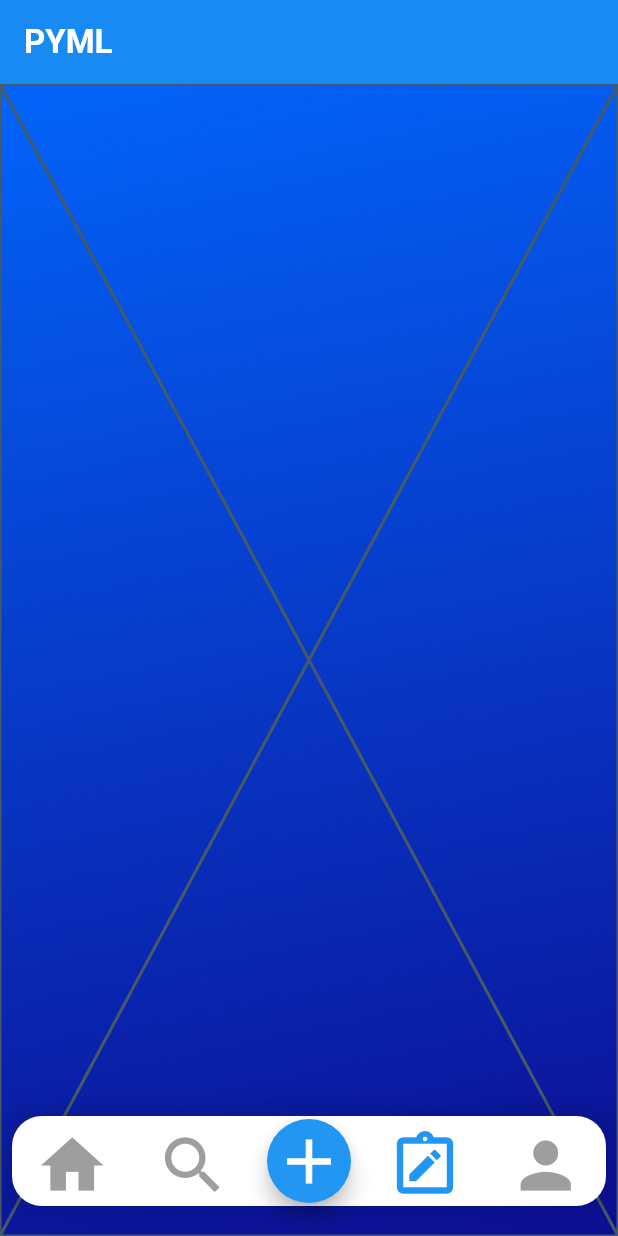
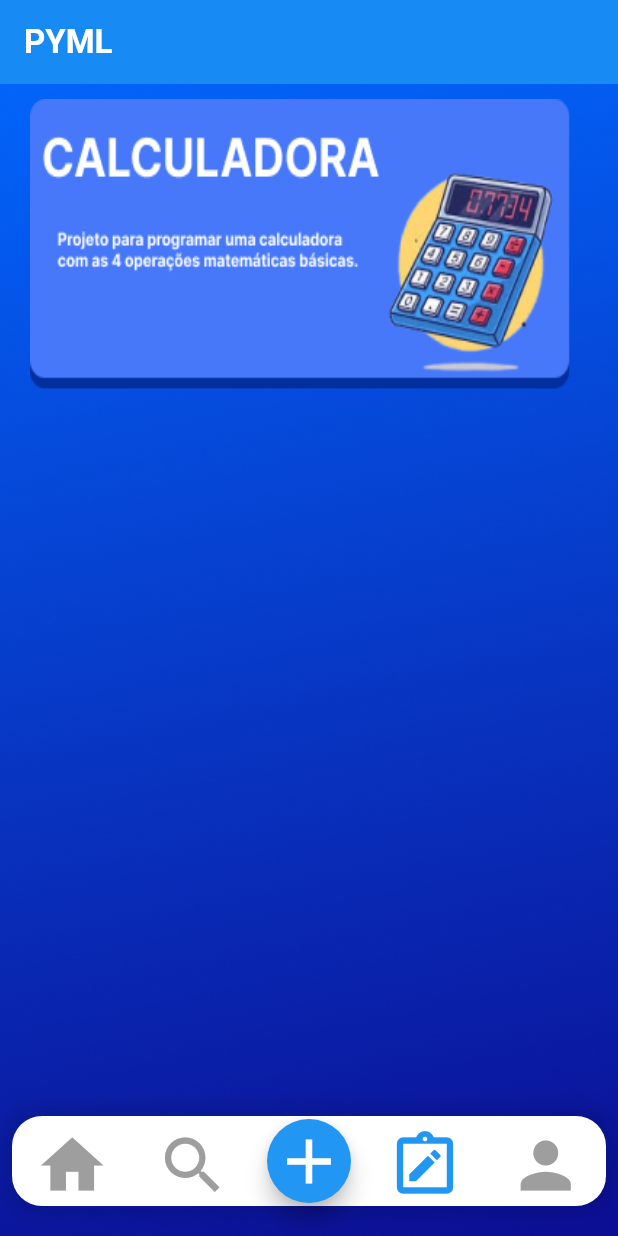
Before and after one commit to marandu-solutions/pyml_deploy, a Flutter app: the HomePage screen opened directly, item 3 of the bottom bar chosen, on a phone screen of 412 x 824 dp. Run offline on Flutter 3.47's test engine with Material 3 defaults, Android fonts, the phone set to English and light mode, and no system bars; our stand-ins replace cloud_firestore, firebase_auth, firebase_core, flutter_highlight, shared_preferences; missing offline and left inert: firebase_app_check; accounts and stored records are empty; generated files the repository leaves out were written again.

Commit message:
feat: desafio da calculadora

```diff
--- a/lib/Pages/Home_Page/home_page.dart
+++ b/lib/Pages/Home_Page/home_page.dart
@@ -1,5 +1,6 @@
 import 'package:flutter/material.dart';
-import '../../Tabs_Screens/tabs_screens.dart';
+import 'package:pyml/Tabs_Screens/code_cards.dart';
+import '../../Tabs_Screens/home_cards.dart';
 import 'components/bottom_nav_bar.dart';
 
 class HomePage extends StatefulWidget {
@@ -13,7 +14,7 @@ class _HomePageState extends State<HomePage> {
   final List<Widget> _screens = [
     CardsListView(),
     Placeholder(),
-    Placeholder(),
+    CodeListView(),
     Placeholder(),
   ];
 
--- /dev/null
+++ b/lib/Tabs_Screens/code_cards.dart
@@ -0,0 +1,23 @@
+import 'package:flutter/material.dart';
+
+class CodeListView extends StatelessWidget {
+  @override
+  Widget build(BuildContext context) {
+    return ListView.builder(
+      itemCount: 1,
+      itemBuilder: (context, index) {
+        return Container(
+          margin: EdgeInsets.symmetric(vertical: 10, horizontal: 20),
+          height: 200, // Altura do card
+          child: ClipRRect(
+            borderRadius: BorderRadius.circular(10), // Bordas arredondadas
+            child: Image.asset(
+              'assets/code_cards/card${index + 1}.png',
+              fit: BoxFit.fill, // Imagem cobre o card inteiro
+            ),
+          ),
+        );
+      },
+    );
+  }
+}
--- a/pubspec.yaml
+++ b/pubspec.yaml
@@ -78,6 +78,7 @@ flutter:
     - assets/cards/card2.png
     - assets/cards/card3.png
     - assets/cards/card4.png
+    - assets/code_cards/card1.png
     - assets/bg.png
 
 
```
Also changed, not shown: assets/code_cards/card1.png (added), lib/Tabs_Screens/home_cards.dart (renamed from lib/Tabs_Screens/tabs_screens.dart).
